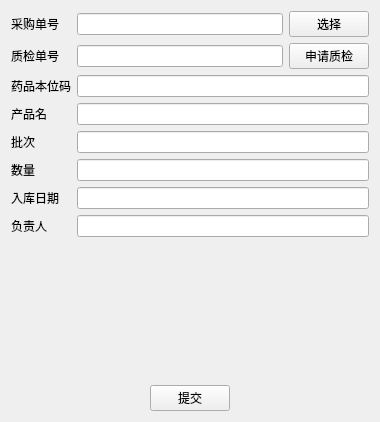
Before: the Qt Designer form in_recorder.ui in owlsome2501/medicines_dbs, drawn with Qt 5.
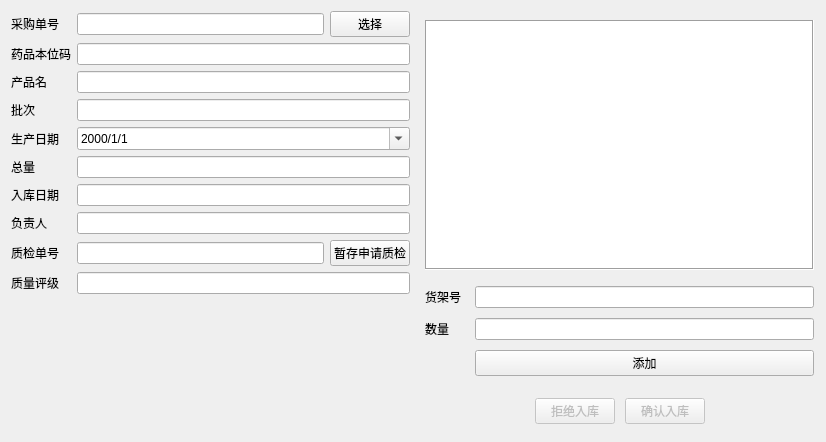
After: the same form once the commit is applied.

Diff of the .ui file:
```diff
--- a/in_recorder.ui
+++ b/in_recorder.ui
@@ -6,16 +6,16 @@
    <rect>
     <x>0</x>
     <y>0</y>
-    <width>380</width>
-    <height>422</height>
+    <width>826</width>
+    <height>442</height>
    </rect>
   </property>
   <property name="windowTitle">
    <string>Form</string>
   </property>
-  <layout class="QVBoxLayout" name="verticalLayout">
-   <item>
-    <layout class="QFormLayout" name="formLayout">
+  <layout class="QGridLayout" name="gridLayout">
+   <item row="0" column="0">
+    <layout class="QFormLayout" name="basic_layout">
      <item row="0" column="0">
       <widget class="QLabel" name="label">
        <property name="text">
@@ -23,41 +23,79 @@
        </property>
       </widget>
      </item>
-     <item row="1" column="0">
-      <widget class="QLabel" name="label_8">
+     <item row="0" column="1">
+      <layout class="QHBoxLayout" name="horizontalLayout">
+       <item>
+        <widget class="QLineEdit" name="pur_id">
+         <property name="readOnly">
+          <bool>true</bool>
+         </property>
+        </widget>
+       </item>
+       <item>
+        <widget class="QPushButton" name="select_pur">
        <property name="text">
-        <string>质检单号</string>
+          <string>选择</string>
        </property>
       </widget>
      </item>
-     <item row="2" column="0">
+      </layout>
+     </item>
+     <item row="1" column="0">
       <widget class="QLabel" name="label_7">
        <property name="text">
         <string>药品本位码</string>
        </property>
       </widget>
      </item>
-     <item row="3" column="0">
+     <item row="1" column="1">
+      <widget class="QLineEdit" name="mid">
+       <property name="readOnly">
+        <bool>true</bool>
+       </property>
+      </widget>
+     </item>
+     <item row="2" column="0">
       <widget class="QLabel" name="label_2">
        <property name="text">
         <string>产品名</string>
        </property>
       </widget>
      </item>
-     <item row="4" column="0">
+     <item row="2" column="1">
+      <widget class="QLineEdit" name="ap_name">
+       <property name="readOnly">
+        <bool>true</bool>
+       </property>
+      </widget>
+     </item>
+     <item row="3" column="0">
       <widget class="QLabel" name="label_3">
        <property name="text">
         <string>批次</string>
        </property>
       </widget>
      </item>
+     <item row="3" column="1">
+      <widget class="QLineEdit" name="batch_num"/>
+     </item>
+     <item row="4" column="0">
+      <widget class="QLabel" name="label_10">
+       <property name="text">
+        <string>生产日期</string>
+       </property>
+      </widget>
+     </item>
      <item row="5" column="0">
       <widget class="QLabel" name="label_4">
        <property name="text">
-        <string>数量</string>
+        <string>总量</string>
        </property>
       </widget>
      </item>
+     <item row="5" column="1">
+      <widget class="QLineEdit" name="all_num"/>
+     </item>
      <item row="6" column="0">
       <widget class="QLabel" name="label_5">
        <property name="text">
@@ -65,6 +103,13 @@
        </property>
       </widget>
      </item>
+     <item row="6" column="1">
+      <widget class="QLineEdit" name="date">
+       <property name="readOnly">
+        <bool>true</bool>
+       </property>
+      </widget>
+     </item>
      <item row="7" column="0">
       <widget class="QLabel" name="label_6">
        <property name="text">
@@ -72,25 +117,21 @@
        </property>
       </widget>
      </item>
-     <item row="0" column="1">
-      <layout class="QHBoxLayout" name="horizontalLayout">
-       <item>
-        <widget class="QLineEdit" name="pur_id">
+     <item row="7" column="1">
+      <widget class="QLineEdit" name="staff">
          <property name="readOnly">
           <bool>true</bool>
          </property>
         </widget>
        </item>
-       <item>
-        <widget class="QPushButton" name="select_pur">
+     <item row="8" column="0">
+      <widget class="QLabel" name="label_8">
          <property name="text">
-          <string>选择</string>
+        <string>质检单号</string>
          </property>
         </widget>
        </item>
-      </layout>
-     </item>
-     <item row="1" column="1">
+     <item row="8" column="1">
       <layout class="QHBoxLayout" name="horizontalLayout_2">
        <item>
         <widget class="QLineEdit" name="qur_id">
@@ -102,43 +143,108 @@
        <item>
         <widget class="QPushButton" name="req_qur">
          <property name="text">
-          <string>申请质检</string>
+          <string>暂存申请质检</string>
          </property>
         </widget>
        </item>
       </layout>
      </item>
-     <item row="2" column="1">
-      <widget class="QLineEdit" name="mid">
-       <property name="readOnly">
-        <bool>true</bool>
+     <item row="9" column="0">
+      <widget class="QLabel" name="label_9">
+       <property name="text">
+        <string>质量评级</string>
        </property>
       </widget>
      </item>
-     <item row="3" column="1">
-      <widget class="QLineEdit" name="ap_name">
+     <item row="9" column="1">
+      <widget class="QLineEdit" name="quality">
        <property name="readOnly">
         <bool>true</bool>
        </property>
       </widget>
      </item>
      <item row="4" column="1">
-      <widget class="QLineEdit" name="batch_num"/>
+      <widget class="QDateEdit" name="production_date">
+       <property name="displayFormat">
+        <string>yyyy/M/d</string>
+       </property>
+       <property name="calendarPopup">
+        <bool>true</bool>
+       </property>
+      </widget>
      </item>
-     <item row="5" column="1">
+    </layout>
+   </item>
+   <item row="0" column="1">
+    <widget class="QWidget" name="detail" native="true">
+     <layout class="QVBoxLayout" name="detail_layout">
+      <property name="spacing">
+       <number>10</number>
+      </property>
+      <property name="rightMargin">
+       <number>1</number>
+      </property>
+      <property name="bottomMargin">
+       <number>1</number>
+      </property>
+      <item>
+       <widget class="QTableView" name="storage">
+        <property name="frameShape">
+         <enum>QFrame::Box</enum>
+        </property>
+        <property name="frameShadow">
+         <enum>QFrame::Sunken</enum>
+        </property>
+        <property name="editTriggers">
+         <set>QAbstractItemView::NoEditTriggers</set>
+        </property>
+       </widget>
+      </item>
+      <item>
+       <layout class="QFormLayout" name="formLayout_2">
+        <property name="topMargin">
+         <number>6</number>
+        </property>
+        <property name="bottomMargin">
+         <number>6</number>
+        </property>
+        <item row="0" column="0">
+         <widget class="QLabel" name="label_11">
+          <property name="text">
+           <string>货架号</string>
+          </property>
+         </widget>
+        </item>
+        <item row="0" column="1">
+         <widget class="QLineEdit" name="wid"/>
+        </item>
+        <item row="1" column="0">
+         <widget class="QLabel" name="label_12">
+          <property name="text">
+           <string>数量</string>
+          </property>
+         </widget>
+        </item>
+        <item row="1" column="1">
       <widget class="QLineEdit" name="num"/>
      </item>
-     <item row="7" column="1">
-      <widget class="QLineEdit" name="staff">
-       <property name="readOnly">
-        <bool>true</bool>
-       </property>
-      </widget>
-     </item>
-     <item row="6" column="1">
-      <widget class="QLineEdit" name="date">
-       <property name="readOnly">
-        <bool>true</bool>
+        <item row="2" column="0">
+         <spacer name="horizontalSpacer_3">
+          <property name="orientation">
+           <enum>Qt::Horizontal</enum>
+          </property>
+          <property name="sizeHint" stdset="0">
+           <size>
+            <width>40</width>
+            <height>20</height>
+           </size>
+          </property>
+         </spacer>
+        </item>
+        <item row="2" column="1">
+         <widget class="QPushButton" name="add_storage">
+          <property name="text">
+           <string>添加</string>
        </property>
       </widget>
      </item>
@@ -146,6 +252,12 @@
    </item>
    <item>
     <layout class="QHBoxLayout" name="horizontalLayout_3">
+        <property name="topMargin">
+         <number>6</number>
+        </property>
+        <property name="bottomMargin">
+         <number>6</number>
+        </property>
      <item>
       <spacer name="horizontalSpacer">
        <property name="orientation">
@@ -159,10 +271,23 @@
        </property>
       </spacer>
      </item>
+        <item>
+         <widget class="QPushButton" name="abort">
+          <property name="enabled">
+           <bool>false</bool>
+          </property>
+          <property name="text">
+           <string>拒绝入库</string>
+          </property>
+         </widget>
+        </item>
      <item>
       <widget class="QPushButton" name="commit">
+          <property name="enabled">
+           <bool>false</bool>
+          </property>
        <property name="text">
-        <string>提交</string>
+           <string>确认入库</string>
        </property>
       </widget>
      </item>
@@ -180,6 +305,9 @@
       </spacer>
      </item>
     </layout>
+      </item>
+     </layout>
+    </widget>
    </item>
   </layout>
  </widget>
```
Lines whose indentation alone changed are shown as unchanged.
